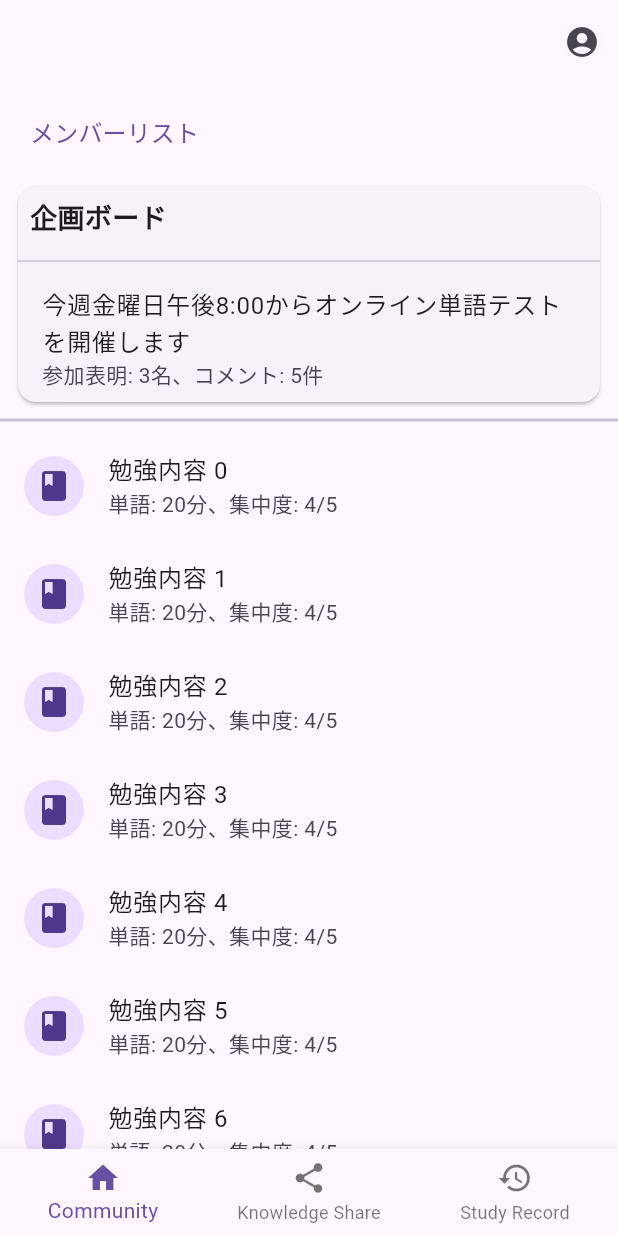
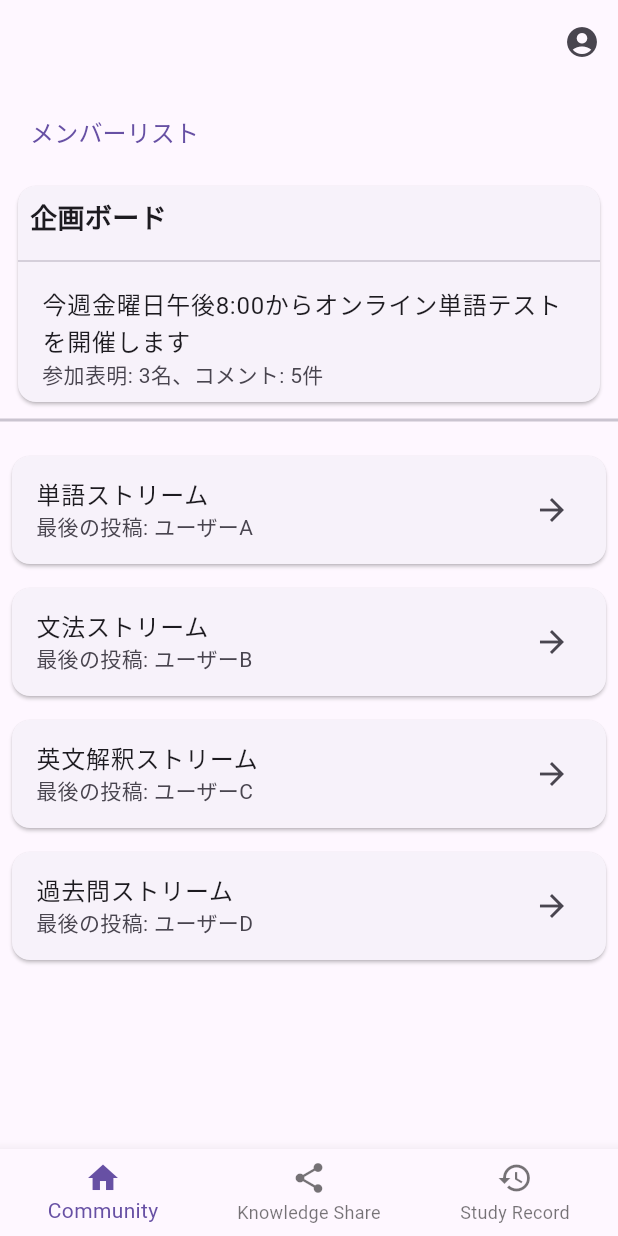
Before and after one commit to Haruki1090/benesse_hackathon_2024_08, a Flutter app: the screen it shows once a user with an empty profile is signed in, on a phone screen of 412 x 824 dp. Run offline on Flutter 3.47's test engine with Material 3 defaults, Android fonts, the phone set to English and light mode, and no system bars; our stand-ins replace cloud_firestore, firebase_auth, firebase_core, flutter_riverpod, freezed_annotation; accounts and stored records are empty.

Commit message:
コミュニティーホームの実装変更

```diff
--- a/lib/community_home_page.dart
+++ b/lib/community_home_page.dart
@@ -120,7 +120,35 @@ class CommunityHomePage extends StatelessWidget {
           const Divider(thickness: 2),
           // スタディストリーム
           Expanded(
-            child: _buildStudyStream(),
+            child: ListView(
+              padding: const EdgeInsets.all(8.0),
+              children: [
+                _buildStreamCard(
+                  context,
+                  '単語ストリーム',
+                  '最後の投稿: ユーザーA',
+                  'word_stream',
+                ),
+                _buildStreamCard(
+                  context,
+                  '文法ストリーム',
+                  '最後の投稿: ユーザーB',
+                  'grammar_stream',
+                ),
+                _buildStreamCard(
+                  context,
+                  '英文解釈ストリーム',
+                  '最後の投稿: ユーザーC',
+                  'interpretation_stream',
+                ),
+                _buildStreamCard(
+                  context,
+                  '過去問ストリーム',
+                  '最後の投稿: ユーザーD',
+                  'past_question_stream',
+                ),
+              ],
+            ),
           ),
         ],
       ),
@@ -147,22 +175,55 @@ class CommunityHomePage extends StatelessWidget {
     );
   }
 
-  Widget _buildStudyStream() {
-    // スタディストリームを表示するためのコードを実装
-    return ListView.builder(
-      itemCount: 20, // 投稿の数に応じて変更
+  Widget _buildStreamCard(BuildContext context, String streamName,
+      String lastPostedUser, String streamId) {
+    return Card(
+      margin: const EdgeInsets.symmetric(vertical: 8.0),
+      child: ListTile(
+        title: Text(streamName),
+        subtitle: Text(lastPostedUser),
+        trailing: const Icon(Icons.arrow_forward),
+        onTap: () {
+          // 各ストリームのタイムラインページに遷移
+          Navigator.push(
+            context,
+            MaterialPageRoute(
+              builder: (context) => StreamTimelinePage(
+                  streamName: streamName, streamId: streamId),
+            ),
+          );
+        },
+      ),
+    );
+  }
+}
+
+class StreamTimelinePage extends StatelessWidget {
+  final String streamName;
+  final String streamId;
+
+  const StreamTimelinePage(
+      {super.key, required this.streamName, required this.streamId});
+
+  @override
+  Widget build(BuildContext context) {
+    return Scaffold(
+      appBar: AppBar(
+        title: Text(streamName),
+      ),
+      body: ListView.builder(
+        padding: const EdgeInsets.all(8.0),
+        itemCount: 20, // 仮の投稿数
         itemBuilder: (context, index) {
           return ListTile(
             leading: const CircleAvatar(
-            child: Icon(Icons.book),
+              child: Icon(Icons.person),
             ),
-          title: Text('勉強内容 $index'),
-          subtitle: const Text('単語: 20分、集中度: 4/5'),
-          onTap: () {
-            // 投稿詳細ページに遷移
-          },
+            title: Text('ユーザー $index'),
+            subtitle: const Text('投稿内容の詳細がここに表示されます'),
           );
         },
+      ),
     );
   }
 }
```
Lines whose indentation alone changed are shown as unchanged.
